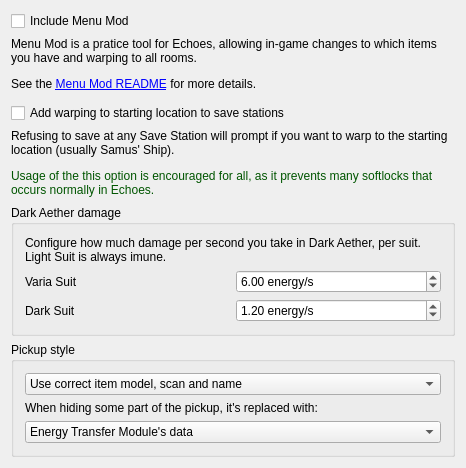
Qt form randovania/gui/ui_files/game_patches_window.ui (randovania/randovania) before a commit.
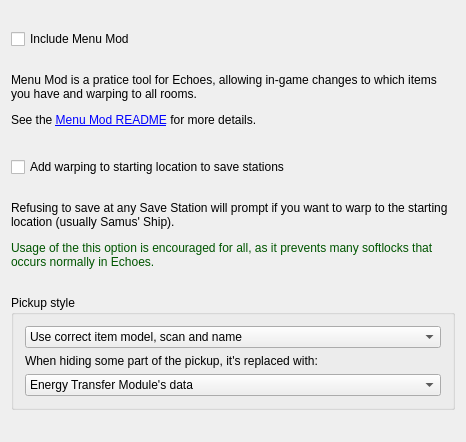
The same form after that commit.

Commit message: Improve text in Damage tab, move Dark Aether damage settings there.

Diff of the .ui file:
```diff
--- a/randovania/gui/ui_files/game_patches_window.ui
+++ b/randovania/gui/ui_files/game_patches_window.ui
@@ -91,83 +91,6 @@
       </property>
      </widget>
     </item>
-    <item>
-     <widget class="QGroupBox" name="dark_aether_box">
-      <property name="sizePolicy">
-       <sizepolicy hsizetype="Preferred" vsizetype="Fixed">
-        <horstretch>0</horstretch>
-        <verstretch>0</verstretch>
-       </sizepolicy>
-      </property>
-      <property name="title">
-       <string>Dark Aether damage</string>
-      </property>
-      <layout class="QGridLayout" name="gridLayout">
-       <item row="2" column="1">
-        <widget class="QDoubleSpinBox" name="varia_suit_spin_box">
-         <property name="suffix">
-          <string> energy/s</string>
-         </property>
-         <property name="maximum">
-          <double>60.000000000000000</double>
-         </property>
-         <property name="stepType">
-          <enum>QAbstractSpinBox::AdaptiveDecimalStepType</enum>
-         </property>
-         <property name="value">
-          <double>6.000000000000000</double>
-         </property>
-        </widget>
-       </item>
-       <item row="2" column="0">
-        <widget class="QLabel" name="varia_suit_label">
-         <property name="text">
-          <string>Varia Suit</string>
-         </property>
-        </widget>
-       </item>
-       <item row="3" column="0">
-        <widget class="QLabel" name="dark_suit_label">
-         <property name="text">
-          <string>Dark Suit</string>
-         </property>
-        </widget>
-       </item>
-       <item row="3" column="1">
-        <widget class="QDoubleSpinBox" name="dark_suit_spin_box">
-         <property name="suffix">
-          <string> energy/s</string>
-         </property>
-         <property name="maximum">
-          <double>60.000000000000000</double>
-         </property>
-         <property name="stepType">
-          <enum>QAbstractSpinBox::AdaptiveDecimalStepType</enum>
-         </property>
-         <property name="value">
-          <double>1.200000000000000</double>
-         </property>
-        </widget>
-       </item>
-       <item row="0" column="0" colspan="2">
-        <widget class="QLabel" name="dark_aether_label">
-         <property name="sizePolicy">
-          <sizepolicy hsizetype="Preferred" vsizetype="Fixed">
-           <horstretch>0</horstretch>
-           <verstretch>0</verstretch>
-          </sizepolicy>
-         </property>
-         <property name="text">
-          <string>&lt;html&gt;&lt;head/&gt;&lt;body&gt;&lt;p&gt;Configure how much damage per second you take in Dark Aether, per suit.&lt;br/&gt;Light Suit is always imune.&lt;/p&gt;&lt;/body&gt;&lt;/html&gt;</string>
-         </property>
-         <property name="wordWrap">
-          <bool>false</bool>
-         </property>
-        </widget>
-       </item>
-      </layout>
-     </widget>
-    </item>
     <item>
      <widget class="QGroupBox" name="pickup_style_box">
       <property name="sizePolicy">
```
Left out of the diff: 2 changed lines with no effect on the pictures. The commit also changes 3 other files.
